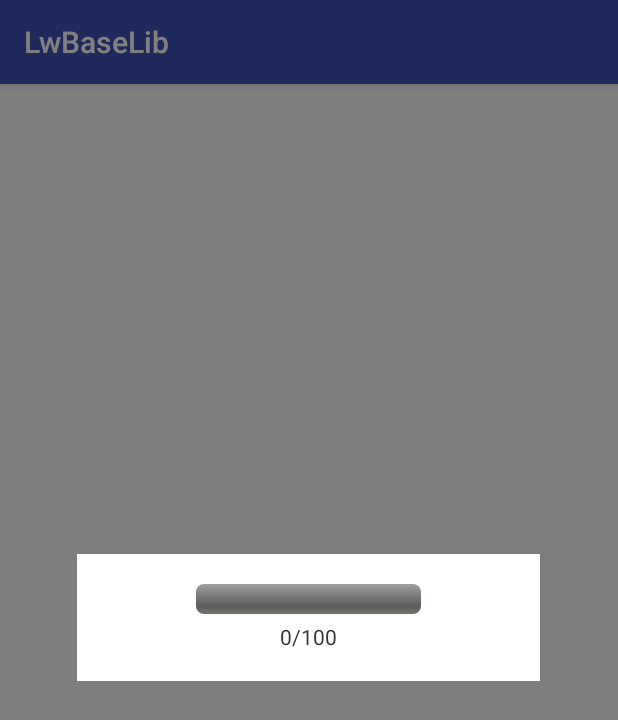
After one commit to talkmoney/LwBaseLib, an Android app: the fragment ProgressDialog placed in its activity, on a phone screen of 412 x 824 dp. The commit adds this screen. Shown: the top 720 px of the screen. Run offline under Robolectric (Android 15) with nearby library versions, the phone set to English and light mode, and no system bars; our stand-ins replace ButterKnife, RxJava; 1 statement that could not run was skipped.

Commit message:
feat：添加 progressDialog 和 LoadingDialog 使用示例

```diff
--- a/app/src/main/java/com/luwei/lwbaselib/dialog/CustomDialog.java
+++ b/app/src/main/java/com/luwei/lwbaselib/dialog/CustomDialog.java
@@ -59,7 +59,7 @@ public class CustomDialog extends BaseDialog {
     }
 
     @Override
-    public int getLayoutId() {
+    protected int getLayoutId() {
         return R.layout.dialog_custom;
     }
 
--- /dev/null
+++ b/app/src/main/java/com/luwei/lwbaselib/dialog/ProgressDialog.java
@@ -0,0 +1,52 @@
+package com.luwei.lwbaselib.dialog;
+
+import android.widget.ProgressBar;
+import android.widget.TextView;
+
+import com.luwei.lwbaselib.R;
+
+import cn.luwei.mvp.ui.dialog.BaseDialog;
+import cn.luwei.mvp.ui.dialog.DialogViewHolder;
+
+/**
+ * Created by runla on 2018/10/31.
+ * 文件描述：
+ */
+
+public class ProgressDialog extends BaseDialog{
+
+    public static ProgressDialog newInstance(){
+        return new ProgressDialog();
+    }
+    private int progress=0;
+    private int maxProgress = 100;
+    private ProgressBar progressBar;
+    private TextView progressTip;
+    @Override
+    protected int getLayoutId() {
+        return R.layout.dialog_progress;
+    }
+
+    @Override
+    public void onCreateView(DialogViewHolder viewHolder, BaseDialog dialog) {
+        progressBar = viewHolder.getView(R.id.progressBar);
+        progressTip = viewHolder.getView(R.id.tv_progress);
+        progressBar.setMax(maxProgress);
+        progressBar.setProgress(progress);
+        progressTip.setText(progress+"/"+maxProgress);
+    }
+
+    public ProgressDialog setMaxProgress(int maxProgress) {
+        this.maxProgress = maxProgress;
+        return this;
+    }
+
+    public ProgressDialog setProgress(int progress){
+        this.progress = progress;
+        if (progressBar != null) {
+            progressBar.setProgress(progress);
+            progressTip.setText(progress+"/"+maxProgress);
+        }
+        return this;
+    }
+}
--- /dev/null
+++ b/app/src/main/res/drawable/dialog_bg.xml
@@ -0,0 +1,6 @@
+<?xml version="1.0" encoding="utf-8"?>
+<shape
+    xmlns:android="http://schemas.android.com/apk/res/android">
+    <solid android:color="#55000000"/>
+    <corners android:radius="10dp"/>
+</shape>
--- /dev/null
+++ b/app/src/main/res/layout/dialog_progress.xml
@@ -0,0 +1,24 @@
+<?xml version="1.0" encoding="utf-8"?>
+<LinearLayout
+    xmlns:android="http://schemas.android.com/apk/res/android"
+    android:orientation="vertical"
+    android:padding="20dp"
+    android:gravity="center"
+    android:background="#fff"
+    android:layout_width="wrap_content"
+    android:layout_height="wrap_content">
+
+    <ProgressBar
+        android:id="@+id/progressBar"
+        style="@android:style/Widget.ProgressBar.Horizontal"
+        android:layout_width="150dp"
+        android:layout_height="wrap_content" />
+
+    <TextView
+        android:id="@+id/tv_progress"
+        android:text="加载中..."
+        android:textColor="#333333"
+        android:layout_marginTop="5dp"
+        android:layout_width="wrap_content"
+        android:layout_height="wrap_content" />
+</LinearLayout>
--- a/app/src/main/res/values/styles.xml
+++ b/app/src/main/res/values/styles.xml
@@ -8,4 +8,9 @@
         <item name="colorAccent">@color/colorAccent</item>
     </style>
 
+    <!--弹窗的动画样式-->
+    <style name="ProgressDialogAnimation" parent="@android:style/Animation.Dialog">
+        <item name="android:windowEnterAnimation">@anim/dialog_fade_in</item>
+        <item name="android:windowExitAnimation">@anim/dialog_fade_out</item>
+    </style>
 </resources>
--- a/common/src/main/java/cn/luwei/mvp/ui/dialog/BaseDialog.java
+++ b/common/src/main/java/cn/luwei/mvp/ui/dialog/BaseDialog.java
@@ -5,6 +5,7 @@ import android.support.annotation.Nullable;
 import android.support.v4.app.DialogFragment;
 import android.support.v4.app.FragmentManager;
 import android.support.v7.app.AppCompatActivity;
+import android.util.DisplayMetrics;
 import android.view.Gravity;
 import android.view.LayoutInflater;
 import android.view.View;
@@ -31,6 +32,8 @@ public abstract class BaseDialog extends DialogFragment {
     private int mTopMargin = 0;
     private int mBottomMargin = 0;
     private int mAnimationsStyleId = 0;
+    // dialog 屏幕宽度的百分比
+    private float mDialogWidthPercent = 1f;
     protected ConfirmListener mConfirmLitener;
     protected CancelListener mCancelListener;
 
@@ -97,9 +100,8 @@ public abstract class BaseDialog extends DialogFragment {
 
 
         // 设置中间显示的时候，设置左右边距
-        if (params.gravity == Gravity.CENTER && mLeftMargin == 0) {
-            mLeftMargin = dp2px(45);
-            mRightMargin = dp2px(45);
+        if (params.gravity == Gravity.CENTER && mDialogWidthPercent == 1) {
+            mDialogWidthPercent = 0.75f;
         }
 
         // 设置动画样式
@@ -110,8 +112,9 @@ public abstract class BaseDialog extends DialogFragment {
             window.setWindowAnimations(mAnimationsStyleId);
         }
 
-        // 设置边距
+        // 设置 dialog 的内边距
         window.getDecorView().setPadding(mLeftMargin, mTopMargin, mRightMargin, mBottomMargin);
+
 
         // 设置透明度
         if (mTransparent) {
@@ -119,6 +122,11 @@ public abstract class BaseDialog extends DialogFragment {
         }
 
         window.setAttributes(params);
+
+        // 设置 dialog 的屏幕宽度占比
+        DisplayMetrics dm = new DisplayMetrics();
+        getActivity().getWindowManager().getDefaultDisplay().getMetrics(dm);
+        window.setLayout((int) (dm.widthPixels * mDialogWidthPercent), ViewGroup.LayoutParams.WRAP_CONTENT);
 
     }
 
@@ -173,7 +181,7 @@ public abstract class BaseDialog extends DialogFragment {
      * @param leftMargin
      * @return
      */
-    public BaseDialog setLeftMargin(int leftMargin) {
+    protected BaseDialog setLeftMargin(int leftMargin) {
         this.mLeftMargin = dp2px(leftMargin);
         return this;
     }
@@ -184,7 +192,7 @@ public abstract class BaseDialog extends DialogFragment {
      * @param rightMargin
      * @return
      */
-    public BaseDialog setRightMargin(int rightMargin) {
+    protected BaseDialog setRightMargin(int rightMargin) {
         this.mRightMargin = dp2px(rightMargin);
         return this;
     }
@@ -196,7 +204,7 @@ public abstract class BaseDialog extends DialogFragment {
      * @param topMargin
      * @return
      */
-    public BaseDialog setTopMargin(int topMargin) {
+    protected BaseDialog setTopMargin(int topMargin) {
         this.mTopMargin = dp2px(topMargin);
         return this;
     }
@@ -208,11 +216,15 @@ public abstract class BaseDialog extends DialogFragment {
      * @param bottomMargin
      * @return
      */
-    public BaseDialog setBottomMargin(int bottomMargin) {
+    protected BaseDialog setBottomMargin(int bottomMargin) {
         this.mBottomMargin = dp2px(bottomMargin);
         return this;
     }
 
+    public BaseDialog setDialogWidthPercent(float mDialogWidthPercent) {
+        this.mDialogWidthPercent = mDialogWidthPercent;
+        return this;
+    }
 
     public int dp2px(float dipValue) {
         float scale = getActivity().getResources().getDisplayMetrics().density;
@@ -232,7 +244,7 @@ public abstract class BaseDialog extends DialogFragment {
         }
     }
 
-    public abstract int getLayoutId();
+    protected abstract int getLayoutId();
 
     public abstract void onCreateView(DialogViewHolder viewHolder, BaseDialog dialog);
 
--- a/common/src/main/res/values/style.xml
+++ b/common/src/main/res/values/style.xml
@@ -9,7 +9,7 @@
         <item name="android:windowContentOverlay">@null</item>
         <item name="android:backgroundDimEnabled">true</item>
         <item name="android:windowIsTranslucent">false</item>
-        <item name="android:background">@color/transparent_color</item>
+        <!--<item name="android:background">@color/transparent_color</item>-->
         <item name="android:windowBackground">@color/transparent_color</item>               <!--背景透明-->
         <item name="android:backgroundDimAmount">0.5</item>                                 <!--背景透明度-->
         <item name="android:windowAnimationStyle">@style/BottomActionSheetDialogAnimation</item><!--动画-->
```
Also changed, not shown: app/src/main/java/com/luwei/lwbaselib/activity/DialogActivity.java (+81 -0 lines), app/src/main/java/com/luwei/lwbaselib/dialog/LoadingDialog.java (added, +58 -0 lines), app/src/main/res/anim/dialog_fade_in.xml (added, +15 -0 lines), app/src/main/res/anim/dialog_fade_out.xml (added, +11 -0 lines), app/src/main/res/layout/dialog_loading.xml (added, +22 -0 lines).
